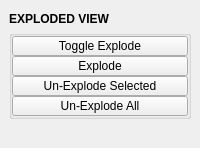
Qt form mayatk/display_utils/exploded_view.ui (m3trik/mayatk) before a commit.
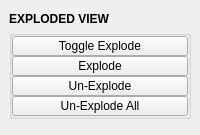
The same form after that commit. Custom widgets are drawn as their Qt base class.

```diff
--- a/mayatk/display_utils/exploded_view.ui
+++ b/mayatk/display_utils/exploded_view.ui
@@ -10,15 +10,9 @@
     <x>0</x>
     <y>0</y>
     <width>200</width>
-    <height>148</height>
+    <height>135</height>
    </rect>
   </property>
-  <property name="maximumSize">
-   <size>
-    <width>999</width>
-    <height>999</height>
-   </size>
-  </property>
   <property name="tabShape">
    <enum>QTabWidget::Triangular</enum>
   </property>
@@ -68,9 +62,6 @@
       </item>
       <item>
        <widget class="QGroupBox" name="groupBox">
-        <property name="title">
-         <string/>
-        </property>
         <layout class="QVBoxLayout" name="verticalLayout_5">
          <property name="spacing">
           <number>0</number>
@@ -188,7 +179,7 @@
             <enum>Qt::RightToLeft</enum>
            </property>
            <property name="text">
-            <string>Un-Explode Selected</string>
+            <string>Un-Explode</string>
            </property>
            <property name="checkable">
             <bool>false</bool>
@@ -257,8 +248,8 @@
         </property>
         <property name="sizeHint" stdset="0">
          <size>
-          <width>20</width>
-          <height>40</height>
+          <width>0</width>
+          <height>10</height>
          </size>
         </property>
        </spacer>
```
Left out of the diff: 10 changed lines with no effect on the pictures.
